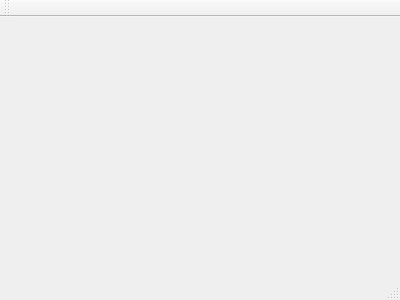
Above: mainwindow.ui from lsy1599/screenshot before the change. Below: the same form after it.
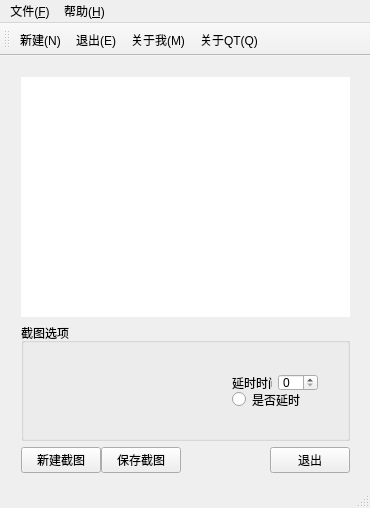
That is the form after the change.

Commit message: 实现了截图的基本功能

What changed in the file:
```diff
--- a/mainwindow.ui
+++ b/mainwindow.ui
@@ -1,24 +1,247 @@
 <ui version="4.0">
  <class>MainWindow</class>
- <widget class="QMainWindow" name="MainWindow" >
-  <property name="geometry" >
+ <widget class="QMainWindow" name="MainWindow">
+  <property name="geometry">
    <rect>
     <x>0</x>
     <y>0</y>
-    <width>400</width>
-    <height>300</height>
+    <width>370</width>
+    <height>508</height>
    </rect>
   </property>
   <property name="windowTitle" >
    <string>MainWindow</string>
   </property>
-  <widget class="QMenuBar" name="menuBar" />
-  <widget class="QToolBar" name="mainToolBar" />
-  <widget class="QWidget" name="centralWidget" />
-  <widget class="QStatusBar" name="statusBar" />
+  <widget class="QWidget" name="centralWidget">
+   <widget class="QWidget" name="">
+    <property name="geometry">
+     <rect>
+      <x>10</x>
+      <y>10</y>
+      <width>351</width>
+      <height>418</height>
+     </rect>
+    </property>
+    <layout class="QVBoxLayout" name="verticalLayout_2">
+     <item>
+      <widget class="QLabel" name="preview_label">
+       <property name="sizePolicy">
+        <sizepolicy hsizetype="Preferred" vsizetype="Minimum">
+         <horstretch>0</horstretch>
+         <verstretch>0</verstretch>
+        </sizepolicy>
+       </property>
+       <property name="minimumSize">
+        <size>
+         <width>0</width>
+         <height>240</height>
+        </size>
+       </property>
+       <property name="styleSheet">
+        <string notr="true">background-color: rgb(255, 255, 255);</string>
+       </property>
+       <property name="text">
+        <string/>
+       </property>
+      </widget>
+     </item>
+     <item>
+      <widget class="QGroupBox" name="groupBox">
+       <property name="sizePolicy">
+        <sizepolicy hsizetype="Expanding" vsizetype="Minimum">
+         <horstretch>0</horstretch>
+         <verstretch>0</verstretch>
+        </sizepolicy>
+       </property>
+       <property name="minimumSize">
+        <size>
+         <width>0</width>
+         <height>100</height>
+        </size>
+       </property>
+       <property name="title">
+        <string>截图选项</string>
+       </property>
+       <widget class="QWidget" name="">
+        <property name="geometry">
+         <rect>
+          <x>200</x>
+          <y>40</y>
+          <width>108</width>
+          <height>56</height>
+         </rect>
+        </property>
+        <layout class="QVBoxLayout" name="verticalLayout">
+         <property name="spacing">
+          <number>0</number>
+         </property>
+         <item>
+          <layout class="QHBoxLayout" name="horizontalLayout_2">
+           <item>
+            <widget class="QLabel" name="label">
+             <property name="text">
+              <string>延时时间</string>
+             </property>
+            </widget>
+           </item>
+           <item>
+            <widget class="QSpinBox" name="delaySpinBox"/>
+           </item>
+          </layout>
+         </item>
+         <item>
+          <widget class="QRadioButton" name="delayRadioButton">
+           <property name="text">
+            <string>是否延时</string>
+           </property>
+          </widget>
+         </item>
+        </layout>
+       </widget>
+      </widget>
+     </item>
+     <item>
+      <layout class="QHBoxLayout" name="horizontalLayout">
+       <property name="spacing">
+        <number>0</number>
+       </property>
+       <item>
+        <widget class="QPushButton" name="newPushButton">
+         <property name="sizePolicy">
+          <sizepolicy hsizetype="Fixed" vsizetype="Fixed">
+           <horstretch>0</horstretch>
+           <verstretch>0</verstretch>
+          </sizepolicy>
+         </property>
+         <property name="text">
+          <string>新建截图</string>
+         </property>
+        </widget>
+       </item>
+       <item>
+        <widget class="QPushButton" name="savePushButton">
+         <property name="sizePolicy">
+          <sizepolicy hsizetype="Fixed" vsizetype="Fixed">
+           <horstretch>0</horstretch>
+           <verstretch>0</verstretch>
+          </sizepolicy>
+         </property>
+         <property name="text">
+          <string>保存截图</string>
+         </property>
+        </widget>
+       </item>
+       <item>
+        <spacer name="horizontalSpacer">
+         <property name="orientation">
+          <enum>Qt::Horizontal</enum>
+         </property>
+         <property name="sizeHint" stdset="0">
+          <size>
+           <width>40</width>
+           <height>20</height>
+          </size>
+         </property>
+        </spacer>
+       </item>
+       <item>
+        <spacer name="horizontalSpacer_2">
+         <property name="orientation">
+          <enum>Qt::Horizontal</enum>
+         </property>
+         <property name="sizeHint" stdset="0">
+          <size>
+           <width>40</width>
+           <height>20</height>
+          </size>
+         </property>
+        </spacer>
+       </item>
+       <item>
+        <widget class="QPushButton" name="exitPushButton">
+         <property name="sizePolicy">
+          <sizepolicy hsizetype="Fixed" vsizetype="Fixed">
+           <horstretch>0</horstretch>
+           <verstretch>0</verstretch>
+          </sizepolicy>
+         </property>
+         <property name="text">
+          <string>退出</string>
+         </property>
+        </widget>
+       </item>
+      </layout>
+     </item>
+    </layout>
+   </widget>
+   <zorder>newPushButton</zorder>
+   <zorder>savePushButton</zorder>
+   <zorder>exitPushButton</zorder>
+   <zorder>groupBox</zorder>
+   <zorder>preview_label</zorder>
+   <zorder>exitPushButton</zorder>
+  </widget>
+  <widget class="QMenuBar" name="menuBar">
+   <property name="geometry">
+    <rect>
+     <x>0</x>
+     <y>0</y>
+     <width>370</width>
+     <height>25</height>
+    </rect>
+   </property>
+   <widget class="QMenu" name="menu">
+    <property name="title">
+     <string>文件(&amp;F)</string>
+    </property>
+    <addaction name="new_action"/>
+    <addaction name="exit_action"/>
+   </widget>
+   <widget class="QMenu" name="menu_H">
+    <property name="title">
+     <string>帮助(&amp;H)</string>
+    </property>
+    <addaction name="about_me_action"/>
+    <addaction name="about_qt_action"/>
+   </widget>
+   <addaction name="menu"/>
+   <addaction name="menu_H"/>
+  </widget>
+  <widget class="QToolBar" name="mainToolBar">
+   <attribute name="toolBarArea">
+    <enum>TopToolBarArea</enum>
+   </attribute>
+   <attribute name="toolBarBreak">
+    <bool>false</bool>
+   </attribute>
+   <addaction name="new_action"/>
+   <addaction name="exit_action"/>
+   <addaction name="about_me_action"/>
+   <addaction name="about_qt_action"/>
+  </widget>
+  <widget class="QStatusBar" name="statusBar"/>
+  <action name="new_action">
+   <property name="text">
+    <string>新建(&amp;N)</string>
+   </property>
+  </action>
+  <action name="exit_action">
+   <property name="text">
+    <string>退出(&amp;E)</string>
+   </property>
+  </action>
+  <action name="about_me_action">
+   <property name="text">
+    <string>关于我(&amp;M)</string>
+   </property>
+  </action>
+  <action name="about_qt_action">
+   <property name="text">
+    <string>关于QT(&amp;Q)</string>
+   </property>
+  </action>
  </widget>
- <layoutDefault spacing="6" margin="11" />
- <pixmapfunction></pixmapfunction>
+ <layoutdefault spacing="6" margin="11"/>
  <resources/>
  <connections/>
 </ui>
```
Left out of the diff: 22 changed lines with no effect on the pictures. The commit also changes 3 other files.
